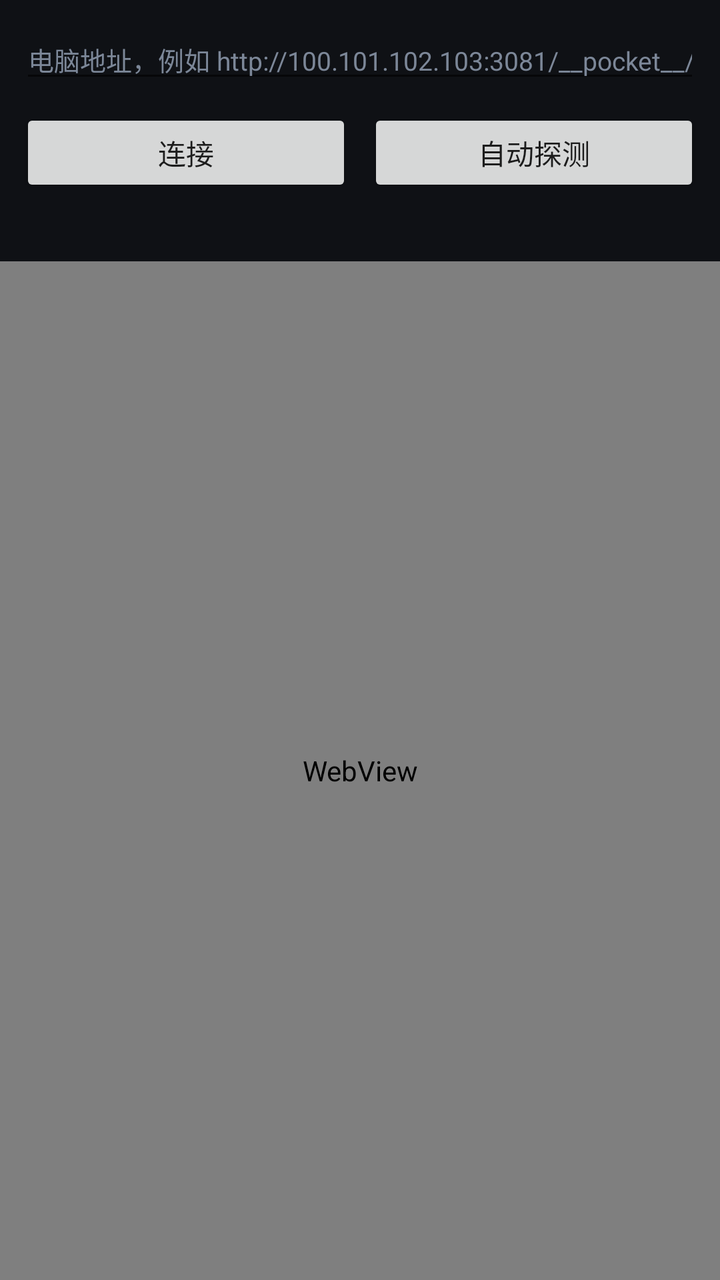
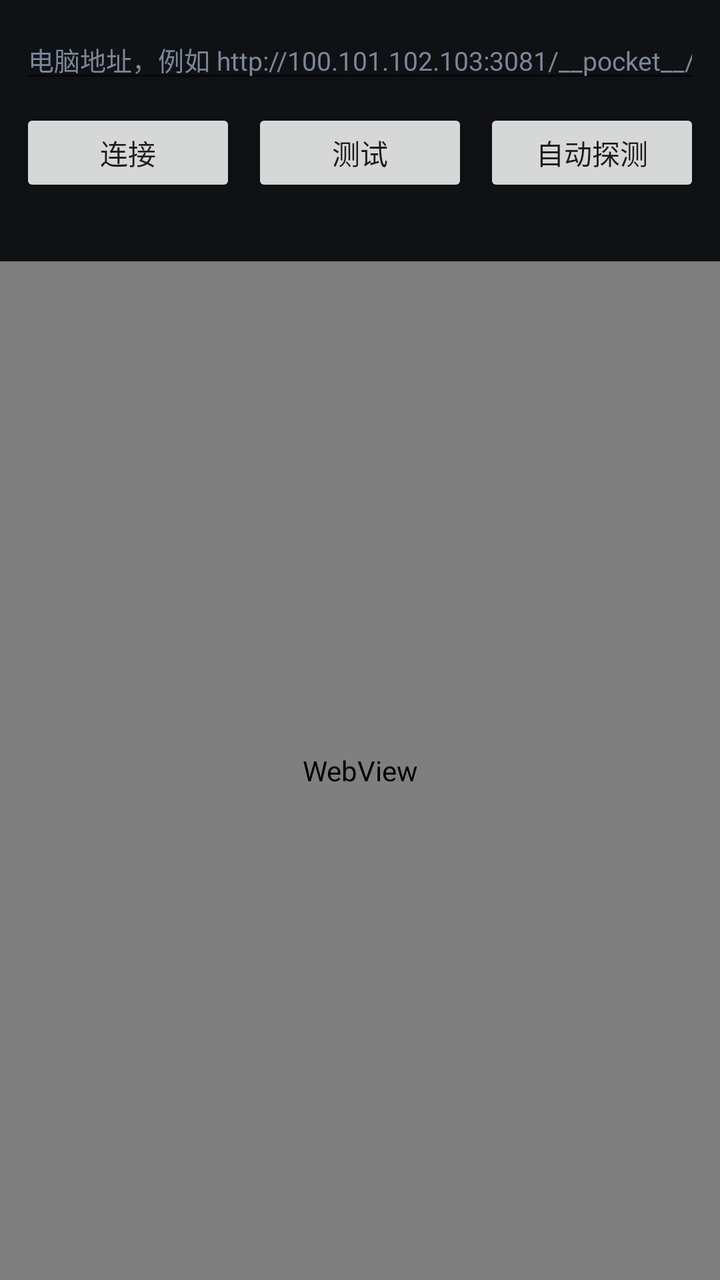

Compare the two renders of this Android layout. The source of the first and the diff that turns it into the second are given below.
<!-- AndroidManifest.xml: application theme Theme.DshPocket -->
<!-- res/layout/activity_main.xml -->
<?xml version="1.0" encoding="utf-8"?>
<LinearLayout xmlns:android="http://schemas.android.com/apk/res/android"
    android:layout_width="match_parent"
    android:layout_height="match_parent"
    android:orientation="vertical"
    android:background="#0f1115">

    <LinearLayout
        android:layout_width="match_parent"
        android:layout_height="wrap_content"
        android:orientation="vertical"
        android:padding="10dp">

        <EditText
            android:id="@+id/url"
            android:layout_width="match_parent"
            android:layout_height="wrap_content"
            android:autofillHints="url"
            android:hint="@string/url_hint"
            android:inputType="textUri"
            android:maxLines="1"
            android:textColor="#e7ecf5"
            android:textColorHint="#7c8798"
            android:textSize="13sp" />

        <LinearLayout
            android:layout_width="match_parent"
            android:layout_height="wrap_content"
            android:layout_marginTop="8dp"
            android:orientation="horizontal">

            <Button
                android:id="@+id/connect"
                android:layout_width="0dp"
                android:layout_height="44dp"
                android:layout_weight="1"
                android:text="@string/connect" />

            <Button
                android:id="@+id/detect"
                android:layout_width="0dp"
                android:layout_height="44dp"
                android:layout_marginStart="8dp"
                android:layout_weight="1"
                android:text="@string/detect" />
        </LinearLayout>

        <TextView
            android:id="@+id/status"
            android:layout_width="match_parent"
            android:layout_height="wrap_content"
            android:layout_marginTop="6dp"
            android:textColor="#8b96a8"
            android:textSize="12sp" />
    </LinearLayout>

    <WebView
        android:id="@+id/web"
        android:layout_width="match_parent"
        android:layout_height="0dp"
        android:layout_weight="1" />
</LinearLayout>
<!-- resources referenced by this layout -->
<resources>
  <string name="connect">连接</string>
  <string name="detect">自动探测</string>
  <string name="url_hint">电脑地址，例如 http://100.101.102.103:3081/__pocket__/</string>
  <style name="Theme.DshPocket" parent="Theme.AppCompat.DayNight.NoActionBar">
          <item name="android:statusBarColor">#0f1115</item>
          <item name="android:navigationBarColor">#0f1115</item>
          <item name="android:windowBackground">#0f1115</item>
      </style>
</resources>

<!-- the commit's change to res/layout/activity_main.xml (unified diff, before → after) -->
@@ -37,6 +37,14 @@
                 android:text="@string/connect" />
 
             <Button
+                android:id="@+id/probe"
+                android:layout_width="0dp"
+                android:layout_height="44dp"
+                android:layout_marginStart="8dp"
+                android:layout_weight="1"
+                android:text="@string/probe" />
+
+            <Button
                 android:id="@+id/detect"
                 android:layout_width="0dp"
                 android:layout_height="44dp"
<!-- resource entries referenced after the edit -->
@@ -2,6 +2,7 @@
 <resources>
   <string name="connect">连接</string>
   <string name="detect">自动探测</string>
+  <string name="probe">测试</string>
   <string name="url_hint">电脑地址，例如 http://100.101.102.103:3081/__pocket__/</string>
   <style name="Theme.DshPocket" parent="Theme.AppCompat.DayNight.NoActionBar">
           <item name="android:statusBarColor">#0f1115</item>
